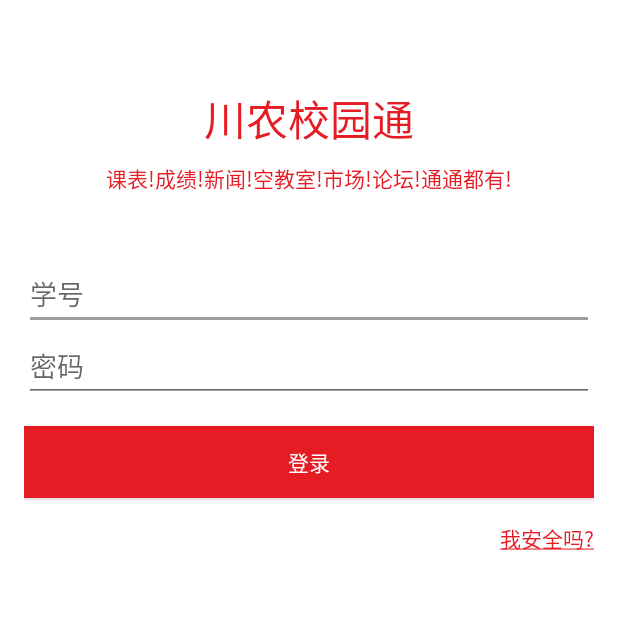
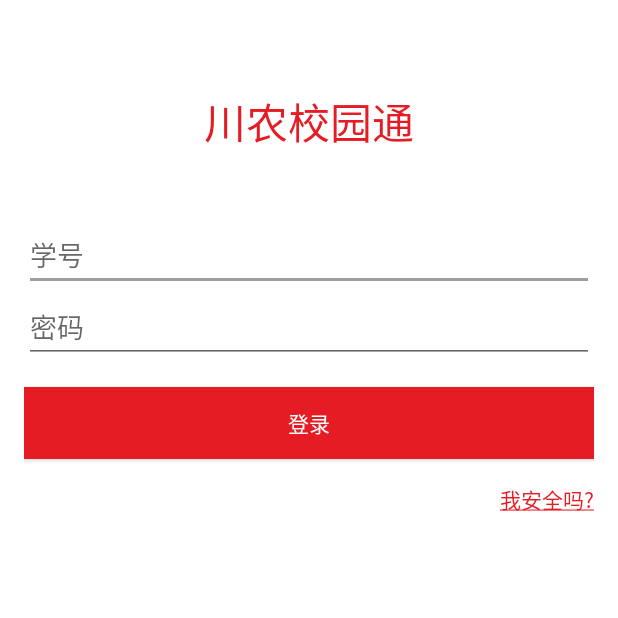
Before and after one commit to xiewinson/SicauHelper, an Android app: the screen it shows after launch (LoginActivity), on a phone screen of 412 x 824 dp, the top half of it. Run offline under Robolectric (Android 15) with nearby library versions, the phone set to English and light mode, and no system bars; libraries missing offline, so code that uses them is left out: com.melnykov.fab, com.nhaarman.listviewanimations, com.nostra13.universalimageloader; 5 statements that could not run were skipped.

Commit message:
新增考试安排模块，部分模块增加分享功能

```diff
--- a/SicauHelper/app/build.gradle
+++ b/SicauHelper/app/build.gradle
@@ -16,8 +16,8 @@
          applicationId "cn.com.pplo.sicauhelper"
          minSdkVersion 15
          targetSdkVersion 21
-         versionCode 3
-         versionName "1.0.2"
+         versionCode 5
+         versionName "1.0.4"
      }
      buildTypes {
          release {
--- a/SicauHelper/app/src/main/res/drawable/btn_lightblue_blue.xml
+++ b/SicauHelper/app/src/main/res/drawable/btn_lightblue_blue.xml
@@ -1,5 +1,5 @@
 <?xml version="1.0" encoding="utf-8"?>
 <selector xmlns:android="http://schemas.android.com/apk/res/android">
     <item android:drawable="@color/color_primary_500" android:state_pressed="false"/>
-    <item android:drawable="@color/light_blue_700" android:state_pressed="true"/>
+    <item android:drawable="@color/red_900" android:state_pressed="true"/>
 </selector>
--- a/SicauHelper/app/src/main/res/layout/activity_login.xml
+++ b/SicauHelper/app/src/main/res/layout/activity_login.xml
@@ -21,14 +21,7 @@
             android:gravity="center"
             android:layout_width="match_parent"
             android:layout_height="wrap_content" />
-        <TextView
-            android:textSize="14sp"
-            android:textColor="@color/color_primary_500"
-            android:layout_marginTop="8dp"
-            android:text="课表!成绩!新闻!空教室!市场!论坛!通通都有!"
-            android:gravity="center"
-            android:layout_width="match_parent"
-            android:layout_height="wrap_content" />
+
         </LinearLayout>
 
 
--- a/SicauHelper/app/src/main/res/layout/fragment_exam.xml
+++ b/SicauHelper/app/src/main/res/layout/fragment_exam.xml
@@ -12,7 +12,7 @@
         android:dividerHeight="8dp"
         android:paddingLeft="8dp"
         android:paddingRight="8dp"
-        android:listSelector="@drawable/btn_white_lightgrey"
+        android:listSelector="@android:color/transparent"
         android:layout_width="match_parent"
         android:layout_height="match_parent">
     </ListView>
--- a/SicauHelper/app/src/main/res/layout/item_fragment_classroom_grid.xml
+++ b/SicauHelper/app/src/main/res/layout/item_fragment_classroom_grid.xml
@@ -9,6 +9,7 @@
     app:cardCornerRadius="2dp">
 
     <LinearLayout
+        android:background="@drawable/btn_white_lightgrey"
         android:layout_width="match_parent"
         android:layout_height="wrap_content"
         android:orientation="vertical">
--- a/SicauHelper/app/src/main/res/layout/item_fragment_score_list.xml
+++ b/SicauHelper/app/src/main/res/layout/item_fragment_score_list.xml
@@ -4,6 +4,7 @@
     android:layout_width="match_parent"
     android:layout_height="wrap_content"
     android:padding="16dp"
+    android:background="@drawable/btn_white_lightgrey"
     android:orientation="horizontal">
 
     <TextView
```
Also changed, not shown: SicauHelper/app/src/main/java/cn/com/pplo/sicauhelper/ui/adapter/ClassroomAdapter.java (+13 -2 lines), SicauHelper/app/src/main/java/cn/com/pplo/sicauhelper/ui/adapter/ExamAdapter.java (+15 -1 lines), SicauHelper/app/src/main/java/cn/com/pplo/sicauhelper/ui/adapter/ScoreListAdapter.java (+18 -7 lines), SicauHelper/app/src/main/java/cn/com/pplo/sicauhelper/util/UIUtil.java (+9 -0 lines), SicauHelper/app/src/main/res/menu/menu_course.xml (+7 -2 lines), SicauHelper/app/src/main/res/drawable-xhdpi/ic_share_white_24dp.png (added).
